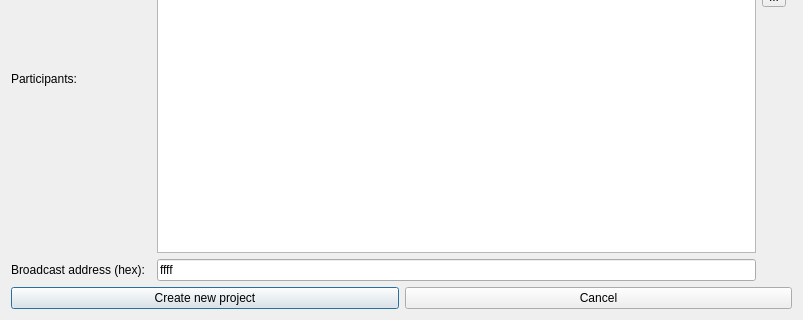
This is data/ui/project.ui in jopohl/urh as Qt 5 draws it before an edit; both pictures show x 0 to 803 and y 616 to 936 of the 803 by 936 pixel window. The edited form follows.
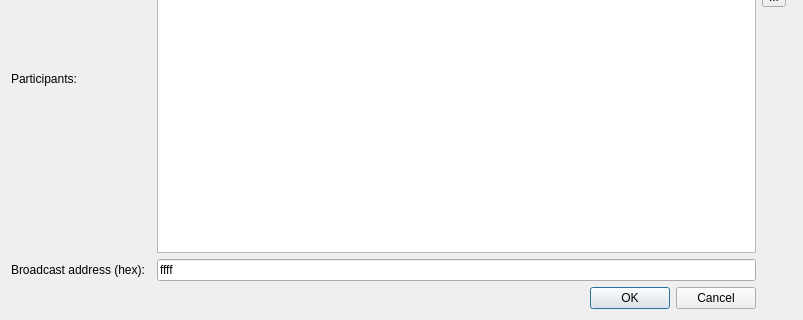
This is the edited form. Icons and pictures are not drawn. Custom widgets are drawn as their Qt base class.

Commit message: update changelog and project dialog buttons

```diff
--- a/data/ui/project.ui
+++ b/data/ui/project.ui
@@ -369,21 +369,10 @@
        </property>
       </widget>
      </item>
-    </layout>
-   </item>
-   <item>
-    <layout class="QHBoxLayout" name="horizontalLayout">
-     <item>
-      <widget class="QPushButton" name="btnOK">
-       <property name="text">
-        <string>Create new project</string>
-       </property>
-      </widget>
-     </item>
-     <item>
-      <widget class="QPushButton" name="btnCancel">
-       <property name="text">
-        <string>Cancel</string>
+     <item row="17" column="3">
+      <widget class="QDialogButtonBox" name="buttonBox">
+       <property name="standardButtons">
+        <set>QDialogButtonBox::Cancel|QDialogButtonBox::Ok</set>
        </property>
       </widget>
      </item>
```
Left out of the diff: 199 changed lines with no effect on the pictures. The commit also changes 3 other files.
